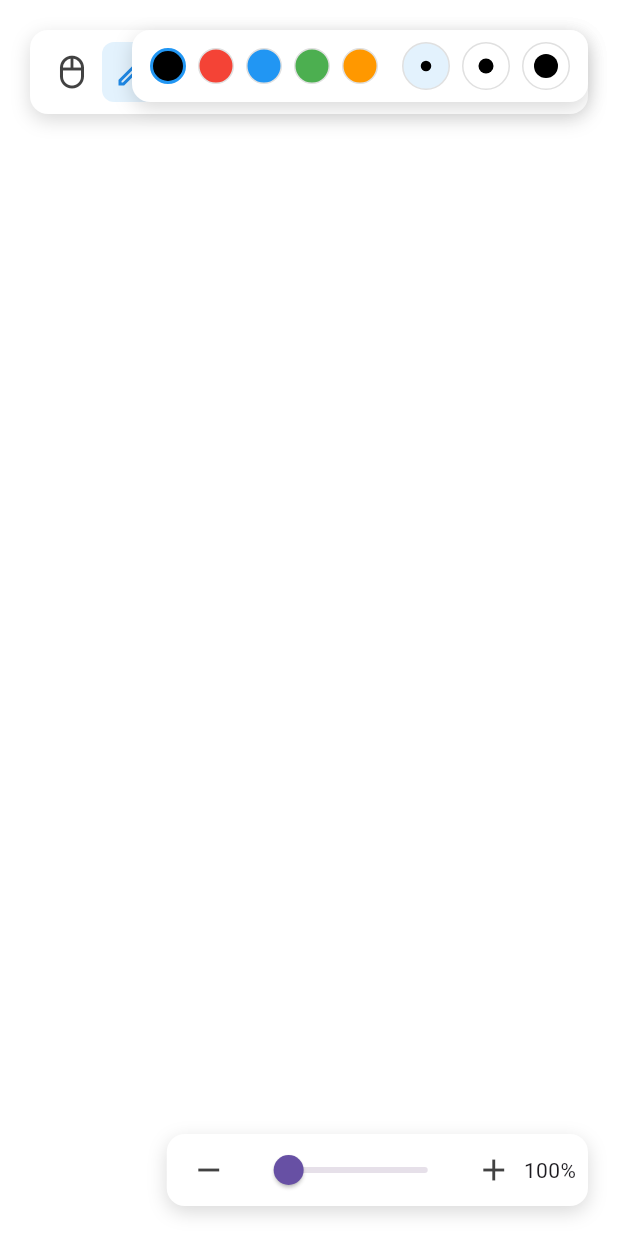
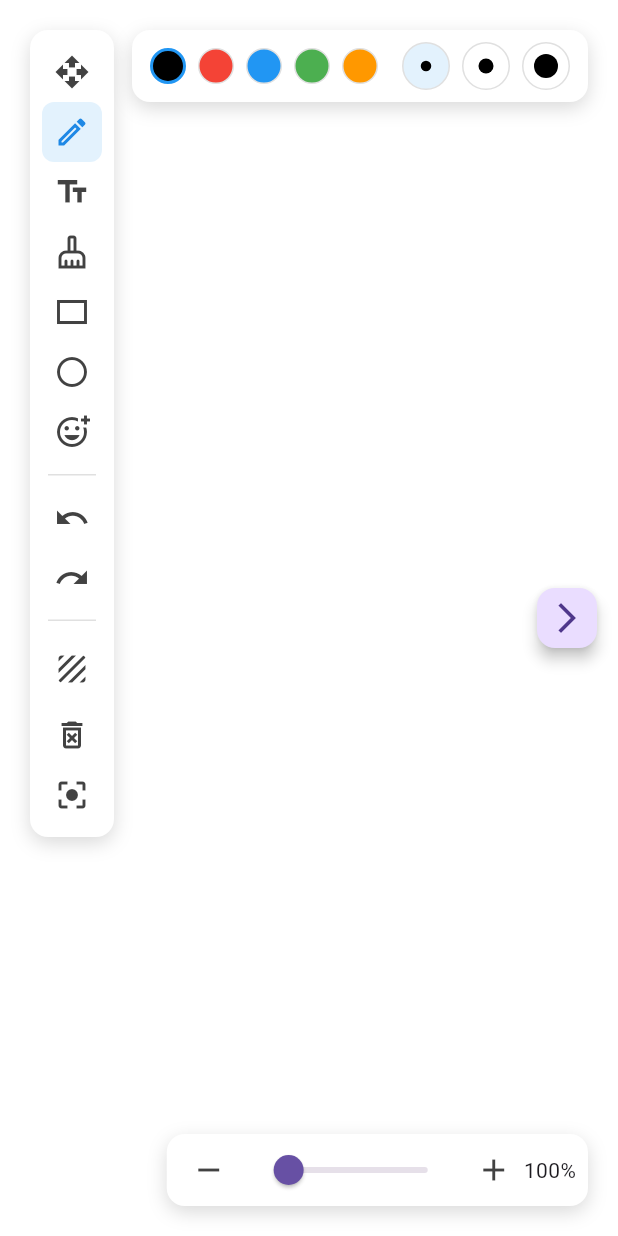
Before and after one commit to rajparihar281/flutter_classroom_board, a Flutter app: the screen it shows after launch, on a phone screen of 412 x 824 dp. Run offline on Flutter 3.47's test engine with Material 3 defaults, Android fonts, the phone set to English and light mode, and no system bars.

Commit message:
tool bar , erasor , drawing pen fixed

```diff
--- a/lib/main.dart
+++ b/lib/main.dart
@@ -196,6 +196,8 @@ class _HomeScreenState extends State<HomeScreen> {
 
   // Gesture handling state
   bool _isInteracting = false;
+  int _activePointers = 0;
+  bool _isToolbarOnLeft = true; // ADDED: To track toolbar position
 
   @override
   void initState() {
@@ -319,8 +321,17 @@ class _HomeScreenState extends State<HomeScreen> {
 
   // --- GESTURE & INTERACTION HANDLING ---
 
+  void _onPointerCancel(PointerCancelEvent event) {
+    setState(() {
+      _activePointers--;
+    });
+  }
+
   void _onPointerDown(PointerDownEvent event) {
-    // A tap might be a double-tap, so we wait briefly
+    setState(() {
+      _activePointers++;
+    });
+
     Future.delayed(const Duration(milliseconds: 200), () {
       if (!_isInteracting && _editingItemId != null) {
         _stopEditing();
@@ -413,6 +424,10 @@ class _HomeScreenState extends State<HomeScreen> {
   }
 
   void _onPointerUp(PointerUpEvent event) {
+    setState(() {
+      _activePointers--;
+    });
+
     _isInteracting = false;
     _dragStart = null;
     if (_isResizing) {
@@ -561,6 +576,9 @@ class _HomeScreenState extends State<HomeScreen> {
   // --- UI WIDGET BUILDERS ---
   @override
   Widget build(BuildContext context) {
+    final bool isPanEnabled =
+        _selectedTool == Tool.select || _activePointers > 1;
+
     return Scaffold(
       body: Stack(
         children: [
@@ -569,16 +587,17 @@ class _HomeScreenState extends State<HomeScreen> {
             onPointerDown: _onPointerDown,
             onPointerMove: _onPointerMove,
             onPointerUp: _onPointerUp,
+            onPointerCancel: _onPointerCancel,
             child: GestureDetector(
               onDoubleTapDown: _onDoubleTap,
               child: InteractiveViewer(
                 transformationController: _transformationController,
-                minScale: 0.1, // Allow more zoom out
-                maxScale: 10.0, // Allow more zoom in
-                boundaryMargin: EdgeInsets.zero, // Remove boundaries
-                constrained: false, // Allow unconstrained scrolling
-                panEnabled: true, // Always allow panning
-                scaleEnabled: true, // Always allow zooming
+                minScale: 0.1,
+                maxScale: 10.0,
+                boundaryMargin: EdgeInsets.zero,
+                constrained: false,
+                panEnabled: isPanEnabled,
+                scaleEnabled: true,
                 child: Container(
                   width: _infiniteCanvasSize,
                   height: _infiniteCanvasSize,
@@ -607,7 +626,8 @@ class _HomeScreenState extends State<HomeScreen> {
           // UI Overlays
           if (_selectedItem != null && _editingItemId == null)
             _buildSelectionHandles(),
-          _buildLeftToolbar(),
+          _buildMainToolbar(), // MODIFIED: Renamed from _buildLeftToolbar
+          _buildShiftToolbarButton(), // ADDED: New button to move toolbar
           if (_isPropertiesBarVisible()) _buildRightPropertiesBar(),
           if (_selectedItem != null && _editingItemId == null)
             _buildSelectionContextMenu(),
@@ -685,14 +705,16 @@ class _HomeScreenState extends State<HomeScreen> {
     );
   }
 
-  Widget _buildLeftToolbar() {
+  // MODIFIED: This is the new vertical, shiftable toolbar
+  Widget _buildMainToolbar() {
     return Positioned(
       top: 20,
-      left: 20,
+      left: _isToolbarOnLeft ? 20 : null,
+      right: _isToolbarOnLeft ? null : 20,
       child: Container(
-        padding: const EdgeInsets.symmetric(horizontal: 8, vertical: 4),
+        padding: const EdgeInsets.symmetric(horizontal: 4, vertical: 8),
         constraints: BoxConstraints(
-          maxWidth: MediaQuery.of(context).size.width - 40,
+          maxHeight: MediaQuery.of(context).size.height - 40,
         ),
         decoration: BoxDecoration(
           color: Colors.white,
@@ -706,10 +728,11 @@ class _HomeScreenState extends State<HomeScreen> {
           ],
         ),
         child: SingleChildScrollView(
-          scrollDirection: Axis.horizontal,
-          child: Row(
+          scrollDirection: Axis.vertical,
+          child: Column(
+            mainAxisSize: MainAxisSize.min,
             children: [
-              _buildToolButton(Tool.select, Icons.mouse_outlined, 'Select'),
+              _buildToolButton(Tool.select, Icons.open_with, 'Select'),
               _buildToolButton(Tool.pen, Icons.edit_outlined, 'Pen'),
               _buildToolButton(Tool.text, Icons.text_fields_outlined, 'Text'),
               _buildToolButton(
@@ -728,10 +751,10 @@ class _HomeScreenState extends State<HomeScreen> {
                 'Add Emoji/Symbol',
                 _showObjectLibrary,
               ),
-              _buildDivider(),
+              _buildDivider(isVertical: true),
               _buildIconButton(Icons.undo, 'Undo', _undo),
               _buildIconButton(Icons.redo, 'Redo', _redo),
-              _buildDivider(),
+              _buildDivider(isVertical: true),
               _buildBackgroundMenu(),
               _buildIconButton(
                 Icons.delete_forever_outlined,
@@ -750,6 +773,27 @@ class _HomeScreenState extends State<HomeScreen> {
     );
   }
 
+  // NEW: This button shifts the main toolbar from left to right
+  Widget _buildShiftToolbarButton() {
+    return Positioned(
+      top: MediaQuery.of(context).size.height / 2 - 24,
+      left: _isToolbarOnLeft ? null : 10.0,
+      right: _isToolbarOnLeft ? 10.0 : null,
+      child: FloatingActionButton.small(
+        tooltip: 'Switch Toolbar Side',
+        elevation: 4.0,
+        onPressed: () {
+          setState(() {
+            _isToolbarOnLeft = !_isToolbarOnLeft;
+          });
+        },
+        child: Icon(
+          _isToolbarOnLeft ? Icons.arrow_forward_ios : Icons.arrow_back_ios,
+        ),
+      ),
+    );
+  }
+
   bool _isPropertiesBarVisible() => [
     Tool.pen,
     Tool.eraser,
@@ -761,7 +805,8 @@ class _HomeScreenState extends State<HomeScreen> {
   Widget _buildRightPropertiesBar() {
     return Positioned(
       top: 20,
-      right: 20,
+      // MODIFIED: Shift this bar to avoid overlapping with the main toolbar
+      right: _isToolbarOnLeft ? 20 : 80,
       child: Container(
         padding: const EdgeInsets.all(8),
         decoration: BoxDecoration(
@@ -989,11 +1034,14 @@ class _HomeScreenState extends State<HomeScreen> {
     );
   }
 
-  Widget _buildDivider() => Container(
-    width: 1,
-    height: 24,
+  // MODIFIED: Divider can now be horizontal for the vertical toolbar
+  Widget _buildDivider({bool isVertical = false}) => Container(
+    width: isVertical ? 32 : 1,
+    height: isVertical ? 1 : 24,
     color: Colors.grey[300],
-    margin: const EdgeInsets.symmetric(horizontal: 8),
+    margin: isVertical
+        ? const EdgeInsets.symmetric(vertical: 8)
+        : const EdgeInsets.symmetric(horizontal: 8),
   );
 
   Widget _buildBackgroundMenu() {
```
Also changed, not shown: pubspec.lock.
